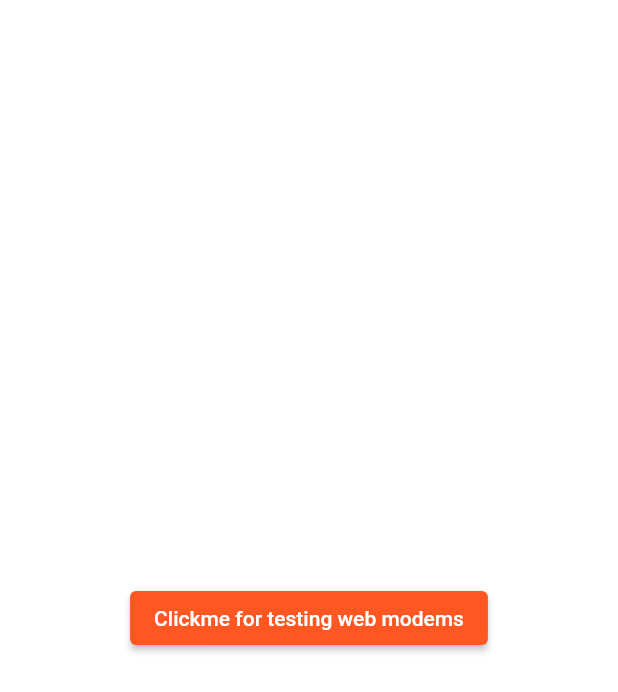
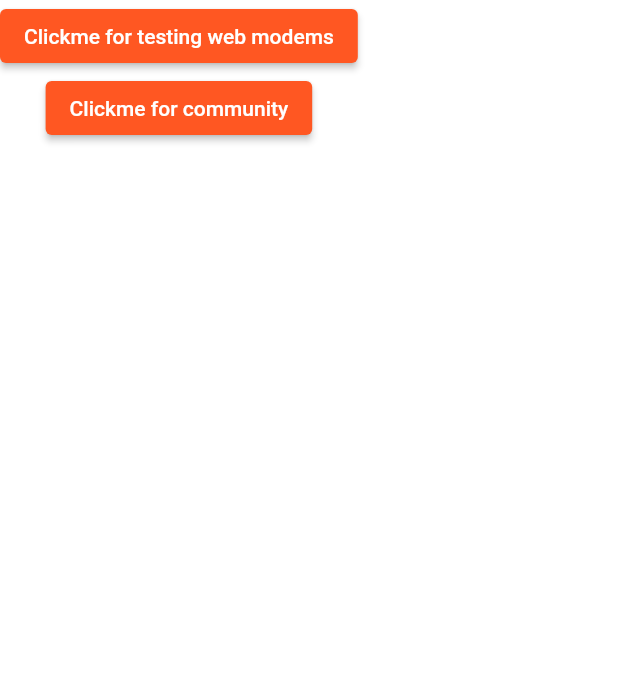
Before and after one commit to CMP24-SWE-TEAM3/RedditX-Cross-Platform, a Flutter app: the Home screen opened by its route, on a phone screen of 412 x 824 dp. Shown: the top 692 px of the screen. Run offline on Flutter 3.47's test engine with Material 2 defaults, Android fonts, the phone set to English and light mode, and no system bars; our stand-ins replace auto_size_text, connectivity_plus, email_validator, firebase_auth, firebase_core, fluttertoast and 4 more; missing offline and left inert: float_column, flutter_facebook_auth, link_preview_generator, numeral, username_gen; accounts and stored records are empty.

Commit message:
Adding community button

```diff
--- a/lib/Views/Screens/temphome.dart
+++ b/lib/Views/Screens/temphome.dart
@@ -1,7 +1,7 @@
 import 'package:flutter/material.dart';
+import 'package:reddit/Views/Screens/community/community_scrren.dart';
 
 import 'authentication/about_you.dart';
-
 
 class Home extends StatelessWidget {
   const Home({super.key});
@@ -24,8 +24,9 @@ class Home extends StatelessWidget {
       ),
     );
     return Scaffold(
-      body: Center(
-        child: ElevatedButton(
+        body: Column(
+      children: [
+        ElevatedButton(
             onPressed: () => showDialog(
                   context: context,
                   builder: (BuildContext context) {
@@ -33,7 +34,10 @@ class Home extends StatelessWidget {
                   },
                 ),
             child: const Text('Clickme for testing web modems')),
-      ),
-    );
+        ElevatedButton(
+            onPressed: () => Navigator.of(context).pushNamed(CommunityScreen.routeName, arguments: {}),
+            child: const Text('Clickme for community')),
+      ],
+    ));
   }
 }
--- a/lib/main.dart
+++ b/lib/main.dart
@@ -3,6 +3,7 @@ import 'package:flutter/foundation.dart' show kIsWeb;
 import 'package:flutter/material.dart';
 import 'package:provider/provider.dart';
 import 'package:reddit/models/community_service.dart';
+import 'Views/Screens/community/community_scrren.dart';
 import 'controllers/community_controller.dart';
 import 'controllers/internet_controller.dart';
 import 'controllers/sign_in_controller.dart';
@@ -75,6 +76,7 @@ class MyApp extends StatelessWidget {
           ChooseProfilePicture.routeName: (ctx) => const ChooseProfilePicture(),
           AboutYou.routeName: (ctx) => const AboutYou(),
           SplashScreen.routeName: (ctx) => const SplashScreen(),
+          CommunityScreen.routeName: (ctx) => const CommunityScreen(),
         },
       ),
     );
```
Also changed, not shown: lib/Views/Screens/community/community_scrren.dart (added, +18 -0 lines).
